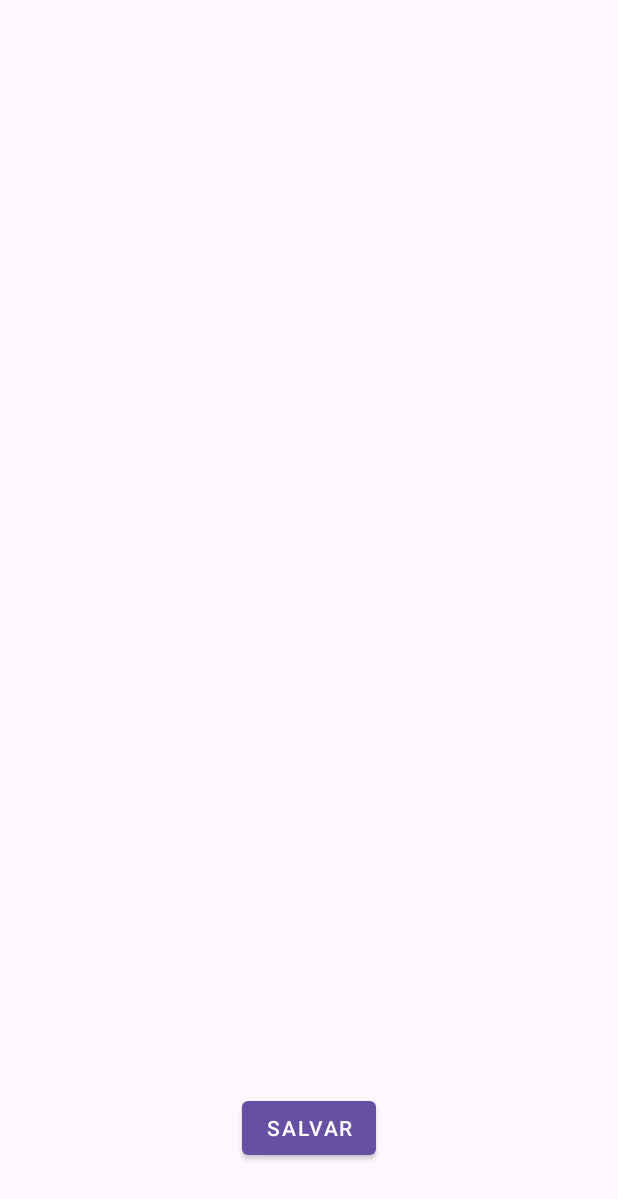
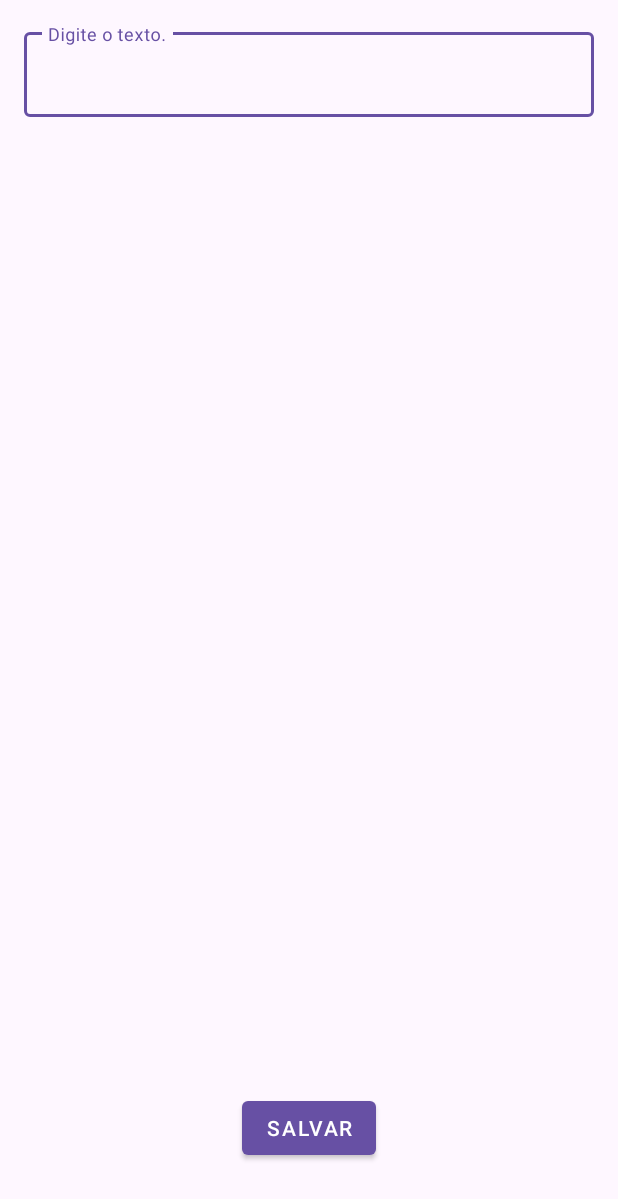
Before and after one commit to GSCrespo/ExampleSQLite, an Android app: the layout activity_details.xml on its own in the app's theme, with its tools: preview values and no code run, on a phone screen of 412 x 824 dp. Shown: the top 1199 px of the screen. Run offline under Robolectric (Android 15) with nearby library versions, the phone set to English and light mode, and no system bars.

```diff
--- a/app/src/main/java/arq/ifsp/DMO1/examplesqlite/data/model/MeuDado.kt
+++ b/app/src/main/java/arq/ifsp/DMO1/examplesqlite/data/model/MeuDado.kt
@@ -1,7 +1,3 @@
 package arq.ifsp.DMO1.examplesqlite.data.model
 
-class MeuDado(val id: Int ,val texto: String){
-
-
-
-}
+class MeuDado (val id: Int = -1, val texto: String)
--- a/app/src/main/java/arq/ifsp/DMO1/examplesqlite/data/repository/MeuDadoRepository.kt
+++ b/app/src/main/java/arq/ifsp/DMO1/examplesqlite/data/repository/MeuDadoRepository.kt
@@ -11,7 +11,11 @@ class MeuDadoRepository(context: Context) {
     private val dao = MeuDAO(dbHelper)
 
     fun getAllMeusDados(): List<MeuDado> = dao.getAll()
+    fun getMeuDadoById(id: Int): MeuDado?{
+        return dao.getById(id)
+    }
 
     fun addMeuDado(dado: MeuDado) = dao.insert(dado)
     fun updateMeuDado(dado: MeuDado) = dao.update(dado)
+    fun deleteMeuDado(dado: MeuDado) = dao.delete(dado)
 }
--- a/app/src/main/res/layout/activity_details.xml
+++ b/app/src/main/res/layout/activity_details.xml
@@ -9,14 +9,31 @@
 
 
     <com.google.android.material.textfield.TextInputLayout
+        android:id="@+id/textlayout_id"
+        android:layout_width="match_parent"
+        android:layout_height="wrap_content"
+        android:layout_margin="16dp"
+        android:hint="Id"
+        android:visibility="gone"
+        app:layout_constraintStart_toStartOf="parent"
+        app:layout_constraintTop_toTopOf="parent">
+
+        <com.google.android.material.textfield.TextInputEditText
+            android:id="@+id/text_id"
+            android:layout_width="match_parent"
+            android:layout_height="wrap_content"
+            android:enabled="false"
+            android:inputType="number" />
+    </com.google.android.material.textfield.TextInputLayout>
+
+    <com.google.android.material.textfield.TextInputLayout
         android:id="@+id/textlayout_texto"
         android:layout_width="match_parent"
         android:layout_height="wrap_content"
         android:layout_margin="16dp"
         android:hint="Digite o texto."
-        android:visibility="gone"
         app:layout_constraintStart_toStartOf="parent"
-        app:layout_constraintTop_toTopOf="parent">
+        app:layout_constraintTop_toBottomOf="@id/textlayout_id">
 
         <com.google.android.material.textfield.TextInputEditText
             android:id="@+id/text_texto"
```
Also changed, not shown: app/src/main/java/arq/ifsp/DMO1/examplesqlite/data/database/MeuDAO.kt (+47 -0 lines), app/src/main/java/arq/ifsp/DMO1/examplesqlite/ui/details/DetailsActivity.kt (+26 -0 lines), app/src/main/java/arq/ifsp/DMO1/examplesqlite/ui/main/MainActivity.kt (+31 -9 lines), app/src/main/java/arq/ifsp/DMO1/examplesqlite/ui/main/MainViewModel.kt (+34 -0 lines), app/src/main/java/arq/ifsp/DMO1/examplesqlite/ui/main/MeuDadoAdapter.kt (+14 -1 lines), app/src/main/res/layout/item_list_dado.xml (+12 -0 lines).
